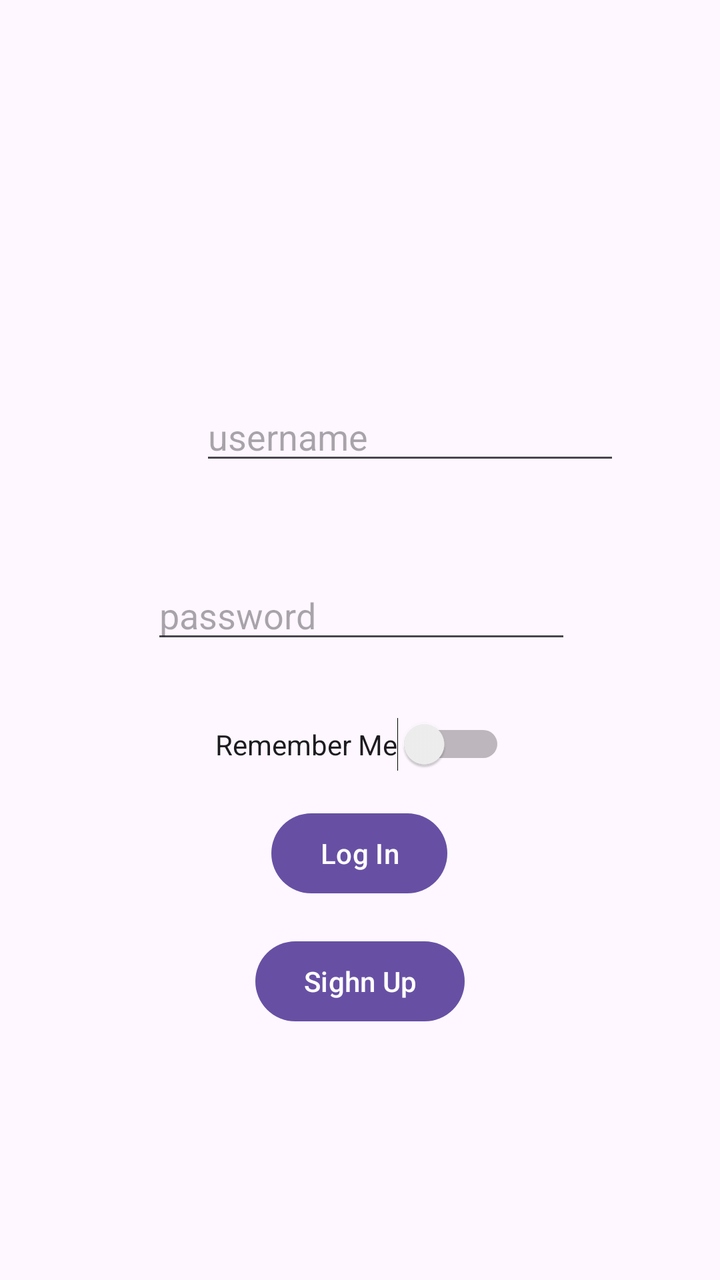
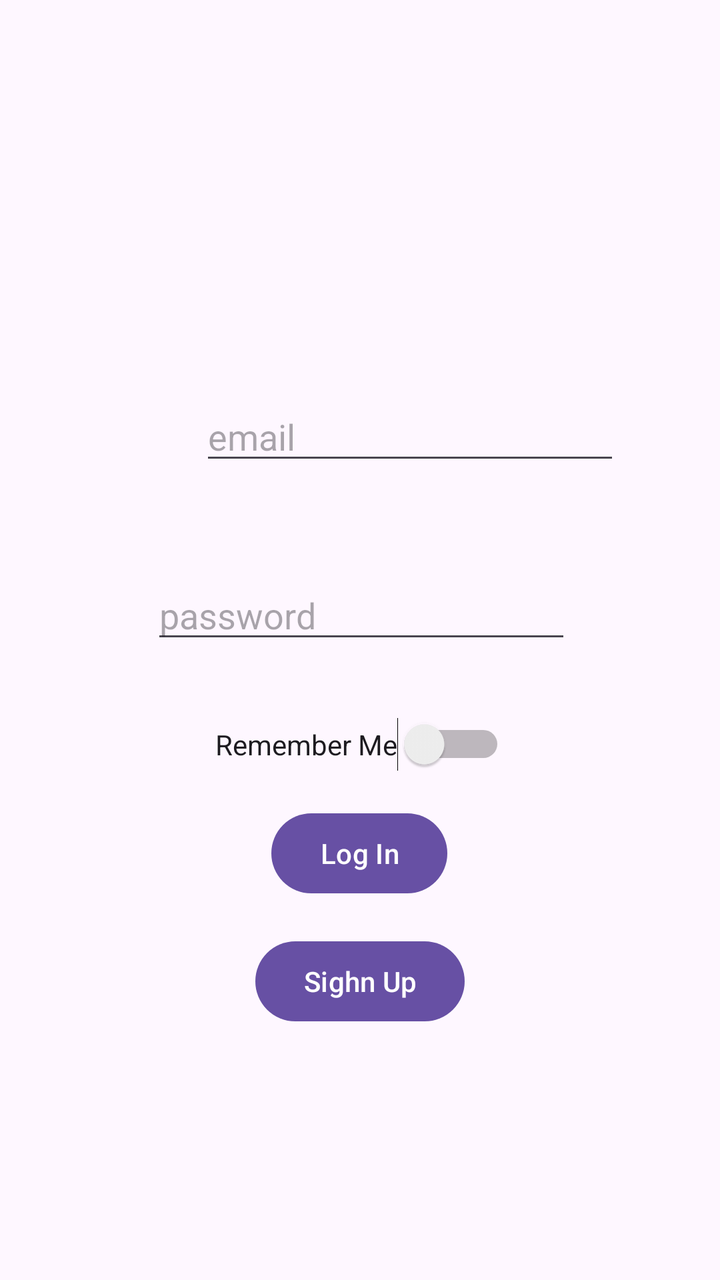

The first picture is an Android layout as it rendered before a commit; the second is the same layout after the commit. The layout source and the unified diff follow.
<!-- AndroidManifest.xml: application theme Theme.RecyclerView -->
<!-- res/layout/activity_sighn_in.xml -->
<?xml version="1.0" encoding="utf-8"?>
<androidx.constraintlayout.widget.ConstraintLayout xmlns:android="http://schemas.android.com/apk/res/android"
    xmlns:app="http://schemas.android.com/apk/res-auto"
    xmlns:tools="http://schemas.android.com/tools"
    android:id="@+id/main"
    android:layout_width="match_parent"
    android:layout_height="match_parent"
    tools:context=".SighnInActivity">

    <EditText
        android:id="@+id/usernameET"
        android:layout_width="wrap_content"
        android:layout_height="wrap_content"
        android:layout_marginStart="100dp"
        android:layout_marginTop="196dp"
        android:layout_marginEnd="100dp"
        android:ems="10"
        android:hint="username"
        android:inputType="text"
        app:layout_constraintEnd_toEndOf="parent"
        app:layout_constraintHorizontal_bias="0.0"
        app:layout_constraintStart_toStartOf="parent"
        app:layout_constraintTop_toTopOf="parent" />

    <EditText
        android:id="@+id/passwordET"
        android:layout_width="wrap_content"
        android:layout_height="wrap_content"
        android:layout_marginStart="101dp"
        android:layout_marginTop="48dp"
        android:layout_marginEnd="100dp"
        android:ems="10"
        android:hint="password"
        android:inputType="text"
        app:layout_constraintEnd_toEndOf="parent"
        app:layout_constraintStart_toStartOf="parent"
        app:layout_constraintTop_toBottomOf="@+id/usernameET" />

    <Button
        android:id="@+id/LogInButton"
        android:layout_width="wrap_content"
        android:layout_height="wrap_content"
        android:layout_marginStart="161dp"
        android:layout_marginTop="76dp"
        android:layout_marginEnd="162dp"
        android:text="Log In"
        app:layout_constraintEnd_toEndOf="parent"
        app:layout_constraintStart_toStartOf="parent"
        app:layout_constraintTop_toBottomOf="@+id/passwordET" />

    <Button
        android:id="@+id/MoveToSighnUpButton"
        android:layout_width="wrap_content"
        android:layout_height="wrap_content"
        android:layout_marginStart="153dp"
        android:layout_marginTop="140dp"
        android:layout_marginEnd="153dp"
        android:text="Sighn Up"
        app:layout_constraintEnd_toEndOf="parent"
        app:layout_constraintStart_toStartOf="parent"
        app:layout_constraintTop_toBottomOf="@+id/passwordET" />

    <Switch
        android:id="@+id/rememberMeSwitch"
        android:layout_width="wrap_content"
        android:layout_height="wrap_content"
        android:layout_marginStart="136dp"
        android:layout_marginTop="32dp"
        android:layout_marginEnd="136dp"
        android:text="Remember Me"
        app:layout_constraintEnd_toEndOf="parent"
        app:layout_constraintStart_toStartOf="parent"
        app:layout_constraintTop_toBottomOf="@+id/passwordET" />

</androidx.constraintlayout.widget.ConstraintLayout>
<!-- resources referenced by this layout -->
<resources>
  <style name="Theme.RecyclerView" parent="Base.Theme.RecyclerView" />
  <style name="Base.Theme.RecyclerView" parent="Theme.Material3.DayNight.NoActionBar">
          
          
      </style>
</resources>

<!-- the commit's change to res/layout/activity_sighn_in.xml (unified diff, before → after) -->
@@ -8,14 +8,14 @@
     tools:context=".SighnInActivity">
 
     <EditText
-        android:id="@+id/usernameET"
+        android:id="@+id/emailET"
         android:layout_width="wrap_content"
         android:layout_height="wrap_content"
         android:layout_marginStart="100dp"
         android:layout_marginTop="196dp"
         android:layout_marginEnd="100dp"
         android:ems="10"
-        android:hint="username"
+        android:hint="email"
         android:inputType="text"
         app:layout_constraintEnd_toEndOf="parent"
         app:layout_constraintHorizontal_bias="0.0"
@@ -34,7 +34,7 @@
         android:inputType="text"
         app:layout_constraintEnd_toEndOf="parent"
         app:layout_constraintStart_toStartOf="parent"
-        app:layout_constraintTop_toBottomOf="@+id/usernameET" />
+        app:layout_constraintTop_toBottomOf="@+id/emailET" />
 
     <Button
         android:id="@+id/LogInButton"
